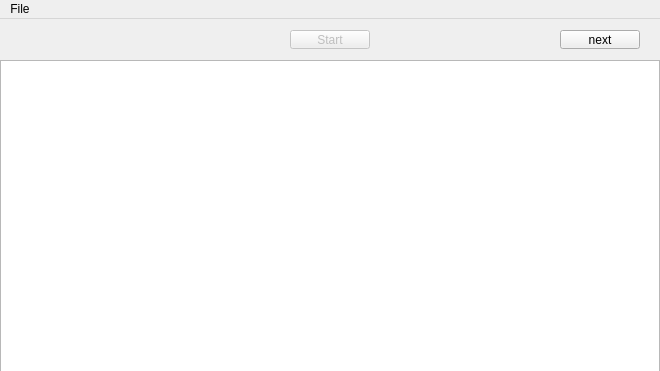
First picture: the form in mainWindow.ui, repository arassadin/biology, before the edit.
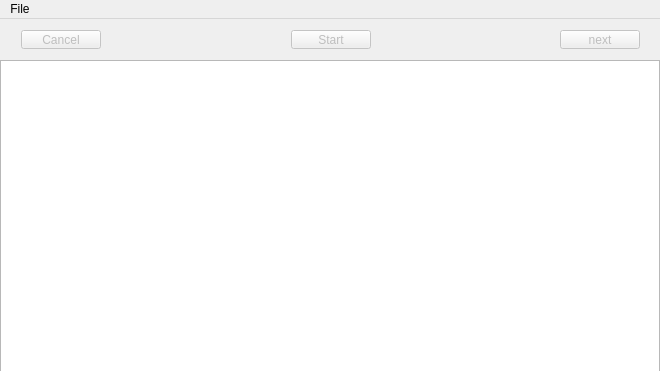
Second picture: the form after the edit.

The edit to the form file:
```diff
--- a/mainWindow.ui
+++ b/mainWindow.ui
@@ -25,20 +25,14 @@
     </property>
     <layout class="QHBoxLayout" name="horizontalLayout" stretch="0,0,0,0,0">
      <item>
-      <spacer name="horizontalSpacer_3">
-       <property name="orientation">
-        <enum>Qt::Horizontal</enum>
+      <widget class="QPushButton" name="cancelButton">
+       <property name="enabled">
+        <bool>false</bool>
        </property>
-       <property name="sizeType">
-        <enum>QSizePolicy::Fixed</enum>
+       <property name="text">
+        <string>Cancel</string>
        </property>
-       <property name="sizeHint" stdset="0">
-        <size>
-         <width>85</width>
-         <height>20</height>
-        </size>
-       </property>
-      </spacer>
+      </widget>
      </item>
      <item>
       <spacer name="horizontalSpacer">
@@ -79,7 +73,7 @@
      <item>
       <widget class="QPushButton" name="nextButton">
        <property name="enabled">
-        <bool>true</bool>
+        <bool>false</bool>
        </property>
        <property name="text">
         <string>next</string>
```
Left out of the diff: 5 changed lines with no effect on the pictures.
